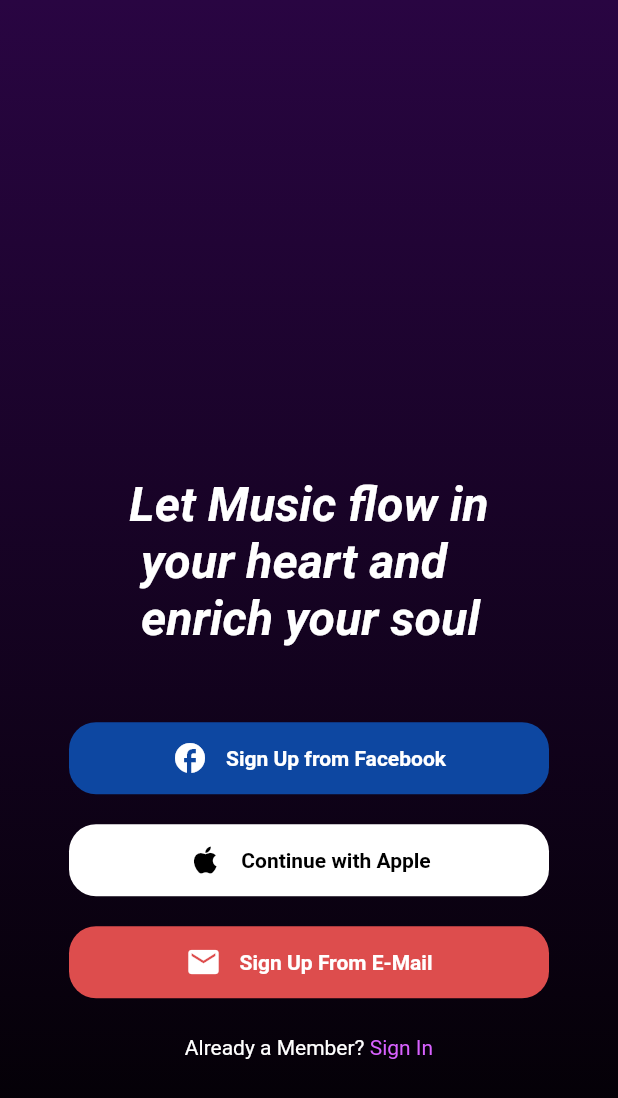
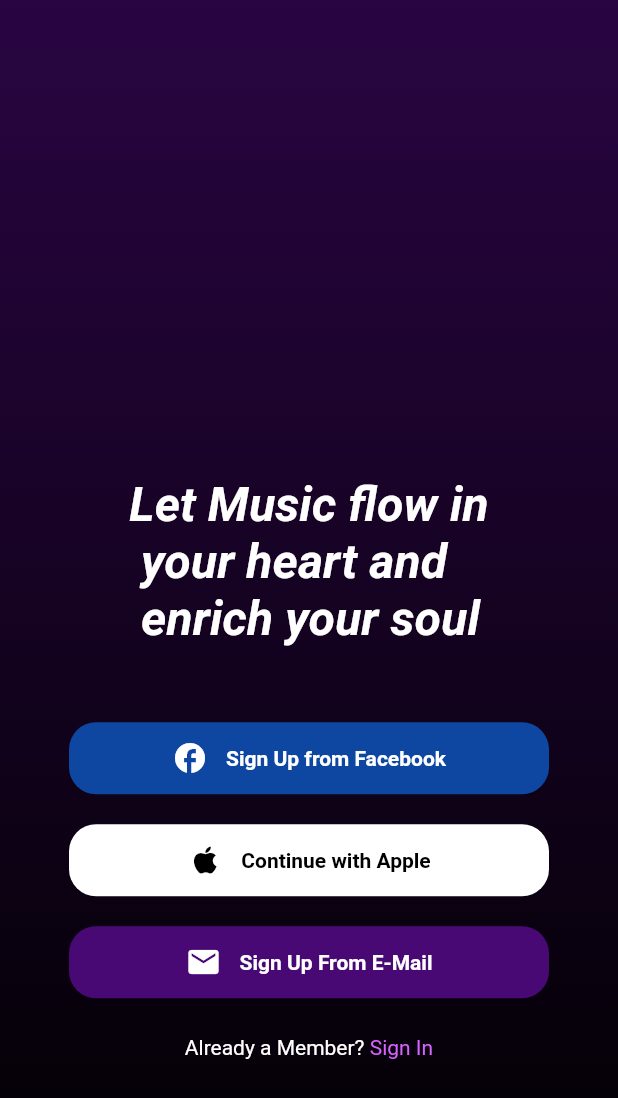
Before and after one commit to Mrityunjayyshukla/Tunesta, a Flutter app: the screen it shows after launch, on a phone screen of 412 x 824 dp. Shown: the top 1098 px of the screen. Run offline on Flutter 3.47's test engine with Material 2 defaults, Android fonts, the light colour scheme and no system bars; our stand-ins replace curved_labeled_navigation_bar, gap.

Commit message:
Minor Changes

```diff
--- a/lib/main.dart
+++ b/lib/main.dart
@@ -136,7 +136,7 @@ class _LogInPageState extends State<LogInPage> {
                         builder: (context) => const SignUpPage()));
               },
               child: const TestWidget(
-                buttonColor: Color.fromARGB(255, 221, 77, 77),
+                buttonColor: CustomColors.colorShade3,
                 textColor: Colors.white,
                 titleIcon: Icons.email,
                 titleText: "Sign Up From E-Mail",
```
